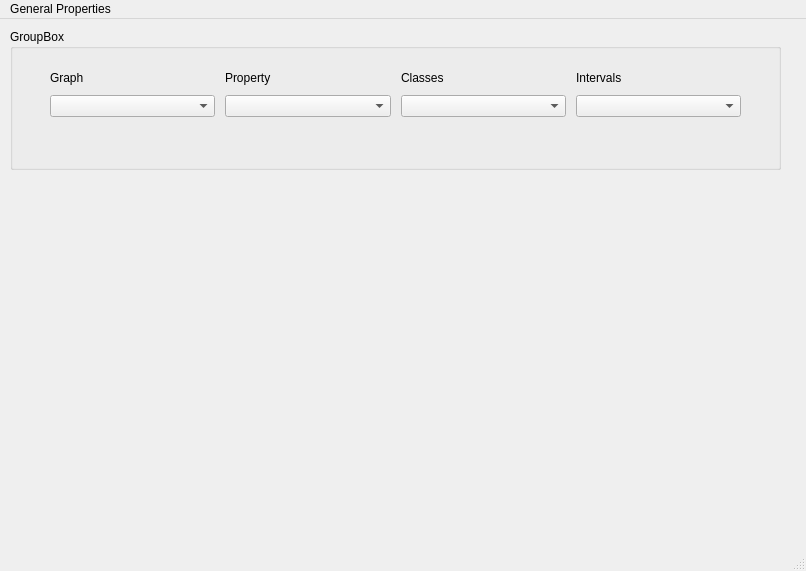
Above: dialog/graphexploredlg.ui from xixihahahehehe/quantum-gis before the change. Below: the same form after it.
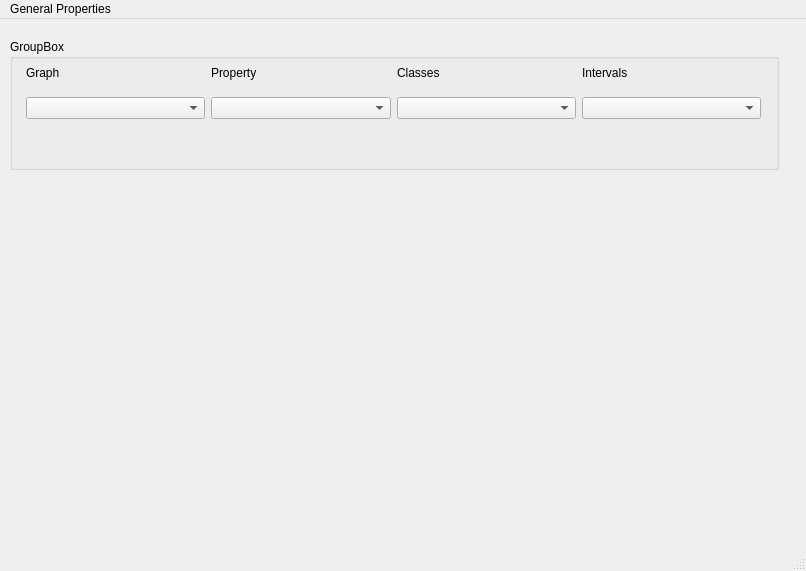
That is the form after the change.

What changed in the file:
```diff
--- a/dialog/graphexploredlg.ui
+++ b/dialog/graphexploredlg.ui
@@ -23,14 +23,29 @@
       <height>501</height>
      </rect>
     </property>
-    <layout class="QVBoxLayout" name="verticalLayout_4" stretch="2,0">
+    <layout class="QVBoxLayout" name="verticalLayout_4" stretch="0">
      <property name="sizeConstraint">
       <enum>QLayout::SetMaximumSize</enum>
      </property>
      <item>
+      <widget class="QWidget" name="chartwidget" native="true">
+       <property name="sizePolicy">
+        <sizepolicy hsizetype="Expanding" vsizetype="Preferred">
+         <horstretch>0</horstretch>
+         <verstretch>0</verstretch>
+        </sizepolicy>
+       </property>
       <widget class="QGroupBox" name="groupBox">
+        <property name="geometry">
+         <rect>
+          <x>0</x>
+          <y>10</y>
+          <width>769</width>
+          <height>131</height>
+         </rect>
+        </property>
        <property name="sizePolicy">
-        <sizepolicy hsizetype="Expanding" vsizetype="Fixed">
+         <sizepolicy hsizetype="Expanding" vsizetype="Minimum">
          <horstretch>0</horstretch>
          <verstretch>0</verstretch>
         </sizepolicy>
@@ -38,38 +53,26 @@
        <property name="minimumSize">
         <size>
          <width>0</width>
-         <height>141</height>
+          <height>0</height>
         </size>
        </property>
        <property name="title">
         <string>GroupBox</string>
        </property>
-       <widget class="QWidget" name="verticalLayoutWidget_2">
+        <widget class="QWidget" name="">
         <property name="geometry">
          <rect>
-          <x>0</x>
-          <y>20</y>
-          <width>771</width>
-          <height>90</height>
+           <x>3</x>
+           <y>16</y>
+           <width>761</width>
+           <height>161</height>
          </rect>
         </property>
         <layout class="QVBoxLayout" name="verticalLayout_6">
-         <property name="spacing">
-          <number>10</number>
-         </property>
-         <property name="sizeConstraint">
-          <enum>QLayout::SetMinimumSize</enum>
-         </property>
          <item>
           <layout class="QHBoxLayout" name="horizontalLayout">
-           <property name="spacing">
-            <number>10</number>
-           </property>
-           <property name="sizeConstraint">
-            <enum>QLayout::SetDefaultConstraint</enum>
-           </property>
            <item>
-            <spacer name="horizontalSpacer">
+             <spacer name="horizontalSpacer_2">
              <property name="orientation">
               <enum>Qt::Horizontal</enum>
              </property>
@@ -78,8 +81,8 @@
              </property>
              <property name="sizeHint" stdset="0">
               <size>
-               <width>40</width>
-               <height>10</height>
+                <width>13</width>
+                <height>74</height>
               </size>
              </property>
             </spacer>
@@ -165,7 +168,7 @@
             </layout>
            </item>
            <item>
-            <spacer name="horizontalSpacer_2">
+             <spacer name="horizontalSpacer">
              <property name="orientation">
               <enum>Qt::Horizontal</enum>
              </property>
@@ -174,26 +177,30 @@
              </property>
              <property name="sizeHint" stdset="0">
               <size>
-               <width>40</width>
-               <height>10</height>
+                <width>13</width>
+                <height>77</height>
               </size>
              </property>
             </spacer>
            </item>
           </layout>
-         </item>
-        </layout>
-       </widget>
-      </widget>
      </item>
      <item>
-      <widget class="QWidget" name="chartwidget" native="true">
-       <property name="sizePolicy">
-        <sizepolicy hsizetype="Expanding" vsizetype="Preferred">
-         <horstretch>0</horstretch>
-         <verstretch>0</verstretch>
-        </sizepolicy>
-       </property>
+           <spacer name="verticalSpacer">
+            <property name="orientation">
+             <enum>Qt::Vertical</enum>
+            </property>
+            <property name="sizeHint" stdset="0">
+             <size>
+              <width>334</width>
+              <height>32</height>
+             </size>
+            </property>
+           </spacer>
+          </item>
+         </layout>
+        </widget>
+       </widget>
       </widget>
      </item>
     </layout>
```
Left out of the diff: 2 changed lines with no effect on the pictures. Lines whose indentation alone changed are shown as unchanged.
